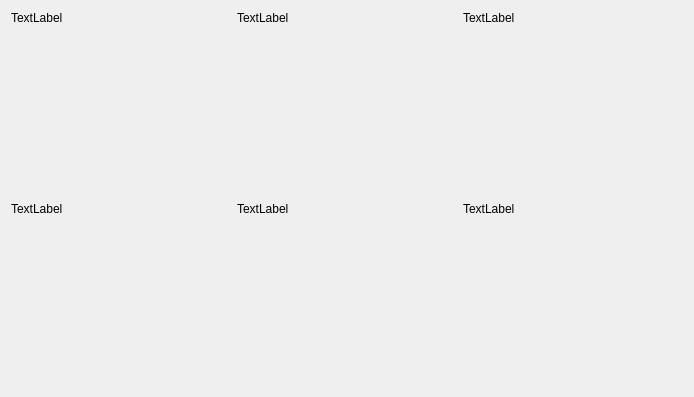
First picture: the form in ruby/lib/vizkit/widgets/compound_display/compound_display.ui, repository rock-core/gui-vizkit, before the edit.
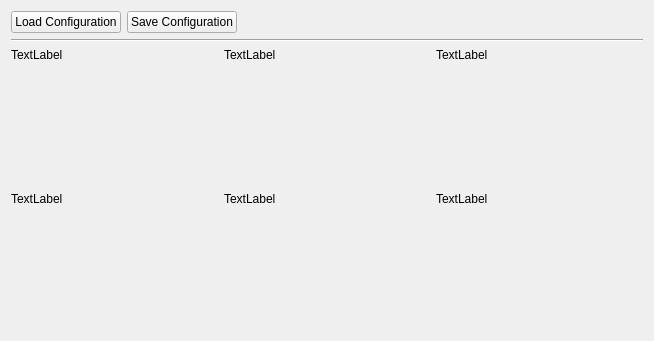
Second picture: the form after the edit.

Commit message: CompoundDisplay: - Load/Save button menu: hideable via flag. - Temporary connect method (connect_port_object) works now

```diff
--- a/ruby/lib/vizkit/widgets/compound_display/compound_display.ui
+++ b/ruby/lib/vizkit/widgets/compound_display/compound_display.ui
@@ -6,8 +6,8 @@
    <rect>
     <x>0</x>
     <y>0</y>
-    <width>694</width>
-    <height>397</height>
+    <width>654</width>
+    <height>341</height>
    </rect>
   </property>
   <property name="sizePolicy">
@@ -19,11 +19,100 @@
   <property name="windowTitle">
    <string>Form</string>
   </property>
-  <layout class="QHBoxLayout" name="horizontalLayout" stretch="0">
+  <layout class="QVBoxLayout" name="verticalLayout" stretch="0,0">
+   <item>
+    <widget class="QWidget" name="config_menu" native="true">
+     <property name="enabled">
+      <bool>true</bool>
+     </property>
+     <property name="sizePolicy">
+      <sizepolicy hsizetype="Minimum" vsizetype="Minimum">
+       <horstretch>0</horstretch>
+       <verstretch>0</verstretch>
+      </sizepolicy>
+     </property>
+     <layout class="QVBoxLayout" name="verticalLayout_2">
+      <property name="sizeConstraint">
+       <enum>QLayout::SetMinimumSize</enum>
+      </property>
+      <property name="margin">
+       <number>0</number>
+      </property>
+      <item>
+       <layout class="QHBoxLayout" name="horizontalLayout">
+        <property name="sizeConstraint">
+         <enum>QLayout::SetMinimumSize</enum>
+        </property>
+        <item>
+         <widget class="QPushButton" name="load_button">
+          <property name="sizePolicy">
+           <sizepolicy hsizetype="Fixed" vsizetype="Fixed">
+            <horstretch>0</horstretch>
+            <verstretch>0</verstretch>
+           </sizepolicy>
+          </property>
+          <property name="text">
+           <string>Load Configuration</string>
+          </property>
+         </widget>
+        </item>
+        <item>
+         <widget class="QPushButton" name="save_button">
+          <property name="sizePolicy">
+           <sizepolicy hsizetype="Fixed" vsizetype="Fixed">
+            <horstretch>0</horstretch>
+            <verstretch>0</verstretch>
+           </sizepolicy>
+          </property>
+          <property name="text">
+           <string>Save Configuration</string>
+          </property>
+         </widget>
+        </item>
+        <item>
+         <spacer name="horizontalSpacer">
+          <property name="orientation">
+           <enum>Qt::Horizontal</enum>
+          </property>
+          <property name="sizeHint" stdset="0">
+           <size>
+            <width>40</width>
+            <height>20</height>
+           </size>
+          </property>
+         </spacer>
+        </item>
+       </layout>
+      </item>
+      <item>
+       <widget class="Line" name="line">
+        <property name="orientation">
+         <enum>Qt::Horizontal</enum>
+        </property>
+       </widget>
+      </item>
+     </layout>
+    </widget>
+   </item>
+   <item>
+    <widget class="QWidget" name="content" native="true">
+     <property name="sizePolicy">
+      <sizepolicy hsizetype="MinimumExpanding" vsizetype="Expanding">
+       <horstretch>0</horstretch>
+       <verstretch>0</verstretch>
+      </sizepolicy>
+     </property>
+     <layout class="QVBoxLayout" name="verticalLayout_3">
+      <property name="margin">
+       <number>0</number>
+      </property>
    <item>
     <layout class="QGridLayout" name="gridLayout">
+        <property name="sizeConstraint">
+         <enum>QLayout::SetMaximumSize</enum>
+        </property>
      <item row="2" column="1">
-      <widget class="QLabel" name="label_5">
+         <widget class="QLabel" name="label_4">
        <property name="sizePolicy">
         <sizepolicy hsizetype="Preferred" vsizetype="Maximum">
          <horstretch>0</horstretch>
@@ -54,7 +143,7 @@
       </widget>
      </item>
      <item row="2" column="2">
-      <widget class="QLabel" name="label_6">
+         <widget class="QLabel" name="label_5">
        <property name="sizePolicy">
         <sizepolicy hsizetype="Preferred" vsizetype="Maximum">
          <horstretch>0</horstretch>
@@ -76,19 +165,6 @@
       </widget>
      </item>
      <item row="0" column="1">
-      <widget class="QLabel" name="label_2">
-       <property name="sizePolicy">
-        <sizepolicy hsizetype="Preferred" vsizetype="Maximum">
-         <horstretch>0</horstretch>
-         <verstretch>0</verstretch>
-        </sizepolicy>
-       </property>
-       <property name="text">
-        <string>TextLabel</string>
-       </property>
-      </widget>
-     </item>
-     <item row="0" column="0">
       <widget class="QLabel" name="label_1">
        <property name="sizePolicy">
         <sizepolicy hsizetype="Preferred" vsizetype="Maximum">
@@ -101,20 +177,20 @@
        </property>
       </widget>
      </item>
+        <item row="0" column="0">
+         <widget class="QLabel" name="label_0">
+          <property name="sizePolicy">
+           <sizepolicy hsizetype="Preferred" vsizetype="Maximum">
+            <horstretch>0</horstretch>
+            <verstretch>0</verstretch>
+           </sizepolicy>
+          </property>
+          <property name="text">
+           <string>TextLabel</string>
+          </property>
+         </widget>
+        </item>
      <item row="2" column="0">
-      <widget class="QLabel" name="label_4">
-       <property name="sizePolicy">
-        <sizepolicy hsizetype="Preferred" vsizetype="Maximum">
-         <horstretch>0</horstretch>
-         <verstretch>0</verstretch>
-        </sizepolicy>
-       </property>
-       <property name="text">
-        <string>TextLabel</string>
-       </property>
-      </widget>
-     </item>
-     <item row="0" column="2">
       <widget class="QLabel" name="label_3">
        <property name="sizePolicy">
         <sizepolicy hsizetype="Preferred" vsizetype="Maximum">
@@ -127,6 +203,19 @@
        </property>
       </widget>
      </item>
+        <item row="0" column="2">
+         <widget class="QLabel" name="label_2">
+          <property name="sizePolicy">
+           <sizepolicy hsizetype="Preferred" vsizetype="Maximum">
+            <horstretch>0</horstretch>
+            <verstretch>0</verstretch>
+           </sizepolicy>
+          </property>
+          <property name="text">
+           <string>TextLabel</string>
+          </property>
+         </widget>
+        </item>
      <item row="3" column="0">
       <widget class="QWidget" name="widget_3" native="true">
        <layout class="QHBoxLayout" name="horizontalLayout_6">
@@ -155,6 +244,9 @@
       </widget>
      </item>
     </layout>
+      </item>
+     </layout>
+    </widget>
    </item>
   </layout>
  </widget>
```
Lines whose indentation alone changed are shown as unchanged. The commit also changes 2 other files.
